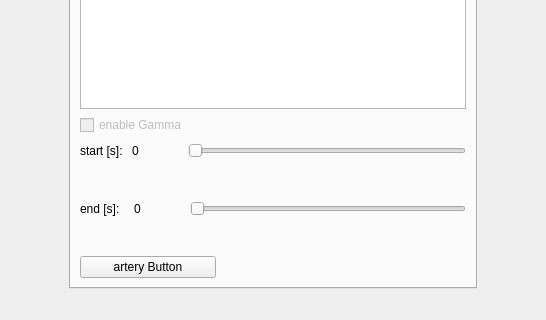
Qt form main/KardioPerfusion.ui (CardiacImagingCharite/CardiacPerfusion) before a commit; both pictures show x 229 to 775 and y 581 to 901 of the 1128 by 901 pixel window.
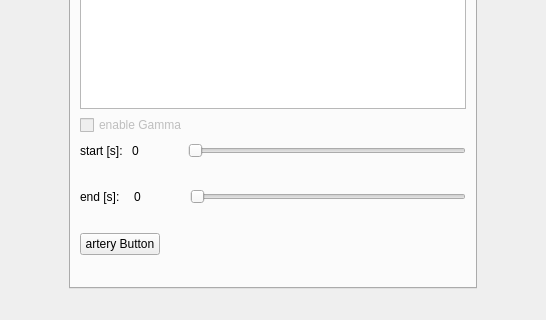
The same form after that commit. The open tabs and pages were chosen to show the change. Icons and pictures are not drawn. Custom widgets are drawn as their Qt base class.

Commit message: modified CostFuntion for optimizer

The edit to the form file:
```diff
--- a/main/KardioPerfusion.ui
+++ b/main/KardioPerfusion.ui
@@ -648,10 +648,13 @@
             <property name="orientation">
              <enum>Qt::Vertical</enum>
             </property>
+            <property name="sizeType">
+             <enum>QSizePolicy::Maximum</enum>
+            </property>
             <property name="sizeHint" stdset="0">
              <size>
               <width>371</width>
-              <height>19</height>
+              <height>20</height>
              </size>
             </property>
            </spacer>
@@ -723,10 +726,13 @@
             <property name="orientation">
              <enum>Qt::Vertical</enum>
             </property>
+            <property name="sizeType">
+             <enum>QSizePolicy::Maximum</enum>
+            </property>
             <property name="sizeHint" stdset="0">
              <size>
               <width>371</width>
-              <height>19</height>
+              <height>20</height>
              </size>
             </property>
            </spacer>
@@ -735,6 +741,12 @@
            <layout class="QHBoxLayout" name="horizontalLayout_12">
             <item>
              <widget class="SegmentSelectButton" name="btn_arteryInput">
+              <property name="sizePolicy">
+               <sizepolicy hsizetype="Fixed" vsizetype="Fixed">
+                <horstretch>75</horstretch>
+                <verstretch>0</verstretch>
+               </sizepolicy>
+              </property>
               <property name="text">
                <string>artery Button</string>
               </property>
@@ -746,11 +758,11 @@
                <enum>Qt::Horizontal</enum>
               </property>
               <property name="sizeType">
-               <enum>QSizePolicy::Fixed</enum>
+               <enum>QSizePolicy::Expanding</enum>
               </property>
               <property name="sizeHint" stdset="0">
                <size>
-                <width>250</width>
+                <width>236</width>
                 <height>20</height>
                </size>
               </property>
@@ -758,6 +770,19 @@
             </item>
            </layout>
           </item>
+          <item>
+           <spacer name="verticalSpacer_2">
+            <property name="orientation">
+             <enum>Qt::Vertical</enum>
+            </property>
+            <property name="sizeHint" stdset="0">
+             <size>
+              <width>20</width>
+              <height>20</height>
+             </size>
+            </property>
+           </spacer>
+          </item>
          </layout>
         </widget>
         <widget class="QWidget" name="tab_log">
```
Left out of the diff: 2 changed lines with no effect on the pictures. The commit also changes 1 other file.
